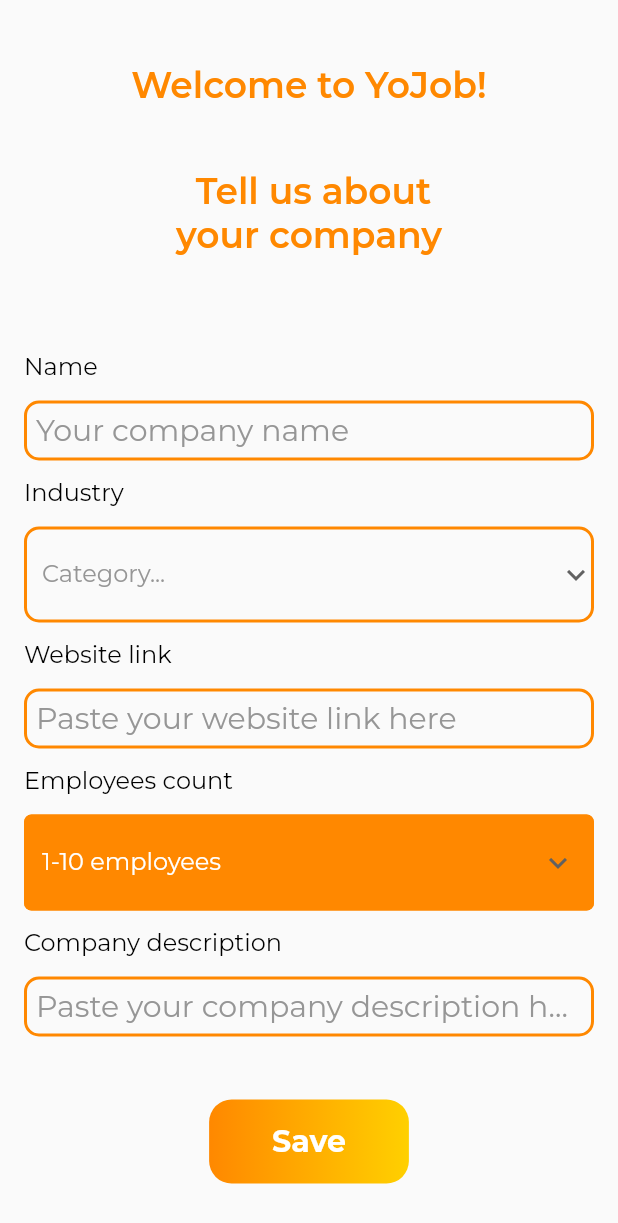
After one commit to Hohrenda/YoJob, a Flutter app: the CompanyEdition screen opened by its route, on a phone screen of 412 x 824 dp. The commit adds this screen. Shown: the top 1223 px of the screen. Run offline on Flutter 3.47's test engine with Material 2 defaults, Android fonts, the phone set to English and light mode, and no system bars; our stand-ins replace cloud_firestore, firebase_auth, firebase_core, flutter_svg, get, google_fonts and 1 more; accounts and stored records are empty.

Commit message:
Add company creation screen

```diff
--- a/lib/clients/auth_client.dart
+++ b/lib/clients/auth_client.dart
@@ -3,8 +3,8 @@
 import 'package:firebase_auth/firebase_auth.dart';
 
 class AuthClient {
-  final _firestore = FirebaseFirestore.instance;
-  final _firebaseAuth = FirebaseAuth.instance;
+  final FirebaseFirestore _firestore = FirebaseFirestore.instance;
+  final FirebaseAuth _firebaseAuth = FirebaseAuth.instance;
 
   Stream<User?> get currentFirestoreUserStream => _firebaseAuth.userChanges();
 
--- a/lib/models/me/company_model.dart
+++ b/lib/models/me/company_model.dart
@@ -2,7 +2,6 @@
 
 class CompanyModel {
   CompanyModel({
-    this.userId,
     this.companyName,
     this.industryName,
     this.websiteLink,
@@ -10,7 +9,6 @@
     this.companyDescription,
   });
 
-  final String? userId;
   final String? companyName;
   final String? industryName;
   final String? websiteLink;
@@ -19,7 +17,6 @@
 
   Map<String, Object?> toJson() {
     return {
-      'userId': userId,
       'companyName': companyName,
       'industryName': industryName,
       'websiteLink': websiteLink,
@@ -30,7 +27,6 @@
 
   factory CompanyModel.fromJson(Map<String, dynamic> doc, String userId) {
     CompanyModel user = CompanyModel(
-      userId: doc['userId'],
       companyName: doc['companyName'],
       industryName: doc['industryName'],
       websiteLink: doc['websiteLink'],
@@ -45,7 +41,6 @@
   }
 
   CompanyModel copyWith({
-    String? userId,
     String? companyName,
     String? industryName,
     String? websiteLink,
@@ -53,7 +48,6 @@
     String? companyDescription,
   }) {
     return CompanyModel(
-      userId: userId ?? this.userId,
       companyName: companyName ?? this.companyName,
       industryName: industryName ?? this.industryName,
       websiteLink: websiteLink ?? this.websiteLink,
--- a/lib/paths.dart
+++ b/lib/paths.dart
@@ -7,4 +7,5 @@
 
 abstract class AuthPaths {
   static const String me = '/me';
+  static const String companyEdition = '/companyEdition';
 }
--- a/lib/services.dart
+++ b/lib/services.dart
@@ -1,6 +1,7 @@
 import 'package:YoJob/clients/auth_client.dart';
 import 'package:YoJob/clients/company_client.dart';
 import 'package:YoJob/managers/auth_manager.dart';
+import 'package:YoJob/managers/company_manager.dart';
 import 'package:get/get.dart';
 
 abstract class Services {
@@ -16,5 +17,6 @@
 
   static Future<void> initManagers() async {
     Get.lazyPut<AuthManager>(() => AuthManager());
+    Get.lazyPut<CompanyManager>(() => CompanyManager());
   }
 }
--- /dev/null
+++ b/lib/utils/app_contants.dart
@@ -0,0 +1,37 @@
+abstract class AppConstants {
+  static const List<String> jobCategories = <String>[
+    'Administration, business and management',
+    'Alternative therapies',
+    'Animals, land and environment',
+    'Computing and ICT',
+    'Construction and building',
+    'Design, arts and crafts',
+    'Education and training',
+    'Engineering',
+    'Facilities and property services',
+    'Financial services',
+    'Garage services',
+    'Hairdressing and beauty',
+    'Healthcare',
+    'Heritage, culture and libraries',
+    'Hospitality, catering and tourism',
+    'Languages',
+    'Legal and court services',
+    'Manufacturing and production',
+    'Performing arts and media',
+    'Print and publishing, marketing and advertising',
+    'Retail and customer services',
+    'Science, mathematics and statistics',
+    'Security, uniformed and protective services',
+    'Social work and caring services',
+    'Sport and leisure',
+    'Transport, distribution and logistics',
+  ];
+
+  static const List<String> numberOfEmployees = <String>[
+    '1-10 employees',
+    '11-50 employees',
+    '51-100 employees',
+    '100+ employees',
+  ];
+}
--- a/lib/views/authorization/activation.dart
+++ b/lib/views/authorization/activation.dart
@@ -18,6 +18,7 @@
   @override
   Widget build(BuildContext context) {
     return Scaffold(
+      backgroundColor: Colors.white,
       appBar: AppBar(
         leading: IconButton(
           icon: const Icon(Icons.arrow_back, color: Colors.black),
--- a/lib/views/authorization/root.dart
+++ b/lib/views/authorization/root.dart
@@ -19,6 +19,7 @@
   @override
   Widget build(BuildContext context) {
     return Scaffold(
+      backgroundColor: Colors.white,
       body: SingleChildScrollView(
         child: Padding(
           padding: const EdgeInsets.symmetric(
--- /dev/null
+++ b/lib/views/me/company_edition.dart
@@ -0,0 +1,157 @@
+import 'package:YoJob/utils/app_contants.dart';
+import 'package:YoJob/utils/input_validator.dart';
+import 'package:YoJob/utils/spacing_utils.dart';
+import 'package:YoJob/utils/theme_utils.dart';
+import 'package:YoJob/views/me/company_edition_controller.dart';
+import 'package:YoJob/widgets/yo_job_button.dart';
+import 'package:YoJob/widgets/yo_job_dropdown.dart';
+import 'package:YoJob/widgets/yo_job_text_field.dart';
+import 'package:flutter/material.dart';
+import 'package:get/get.dart';
+import 'package:google_fonts/google_fonts.dart';
+
+class CompanyEdition extends GetWidget<CompanyEditionController> {
+  const CompanyEdition({super.key});
+
+  CompanyEditionController get c => controller;
+
+  @override
+  Widget build(BuildContext context) {
+    TextStyle bodyTheme = GoogleFonts.montserrat(
+      color: Colors.black,
+      fontSize: 16,
+      fontWeight: FontWeight.w400,
+    );
+    InputBorder borderTheme = OutlineInputBorder(
+      borderSide: const BorderSide(
+        color: YoJobColors.primaryColor,
+        width: 2,
+      ),
+      borderRadius: BorderRadius.circular(
+        10,
+      ),
+    );
+
+    return Scaffold(
+      body: Obx(
+        () => SingleChildScrollView(
+          child: Padding(
+            padding: const EdgeInsets.symmetric(
+              horizontal: SpacingDimens.regular,
+            ),
+            child: Form(
+              key: c.formKey,
+              autovalidateMode: c.autoValidateMode(),
+              child: Column(
+                crossAxisAlignment: CrossAxisAlignment.start,
+                children: <Widget>[
+                  SpacingDimens.xlargeSpacer,
+                  Center(
+                    child: Text(
+                      'Welcome to YoJob!',
+                      style: GoogleFonts.montserrat(
+                        color: YoJobColors.primaryColor,
+                        fontSize: 24,
+                        fontWeight: FontWeight.w600,
+                      ),
+                    ),
+                  ),
+                  SpacingDimens.xlargeSpacer,
+                  Center(
+                    child: Text(
+                      '  Tell us about \nyour company',
+                      style: GoogleFonts.montserrat(
+                        color: YoJobColors.primaryColor,
+                        fontSize: 24,
+                        fontWeight: FontWeight.w600,
+                      ),
+                    ),
+                  ),
+                  SpacingDimens.xxlargeSpacer,
+                  Text(
+                    'Name',
+                    style: bodyTheme,
+                  ),
+                  SpacingDimens.smallSpacer,
+                  YoJobTextField(
+                    hintText: 'Your company name',
+                    controller: c.companyNameController,
+                    inputBorder: borderTheme,
+                    contentPadding: const EdgeInsets.all(8),
+                    validator: InputValidator.presenceValidator,
+                  ),
+                  SpacingDimens.smallSpacer,
+                  Text(
+                    'Industry',
+                    style: bodyTheme,
+                  ),
+                  SpacingDimens.smallSpacer,
+                  YoJobDropdown(
+                    hintText: 'Category...',
+                    items: AppConstants.jobCategories,
+                    controller: c.industryNameController,
+                    shouldFill: false,
+                    validator: InputValidator.presenceValidator,
+                  ),
+                  SpacingDimens.smallSpacer,
+                  Text(
+                    'Website link',
+                    style: bodyTheme,
+                  ),
+                  SpacingDimens.smallSpacer,
+                  YoJobTextField(
+                    hintText: 'Paste your website link here',
+                    controller: c.websiteLinkController,
+                    validator: InputValidator.presenceValidator,
+                    inputBorder: borderTheme,
+                    contentPadding: const EdgeInsets.all(8),
+                  ),
+                  SpacingDimens.smallSpacer,
+                  Text(
+                    'Employees count',
+                    style: bodyTheme,
+                  ),
+                  SpacingDimens.smallSpacer,
+                  YoJobDropdown(
+                    hintText: 'Select number of Employees',
+                    items: AppConstants.numberOfEmployees,
+                    selectedValue: AppConstants.numberOfEmployees.first,
+                    controller: c.employeesCountController,
+                    borderRadius: 5,
+                    validator: InputValidator.presenceValidator,
+                  ),
+                  SpacingDimens.smallSpacer,
+                  Text(
+                    'Company description',
+                    style: bodyTheme,
+                  ),
+                  SpacingDimens.smallSpacer,
+                  YoJobTextField(
+                    hintText: 'Paste your company description here',
+                    shouldHaveMultiLines: true,
+                    controller: c.companyDescriptionController,
+                    validator: InputValidator.presenceValidator,
+                    inputBorder: borderTheme,
+                    contentPadding: const EdgeInsets.all(8),
+                  ),
+                  SpacingDimens.xlargeSpacer,
+                  Row(
+                    mainAxisAlignment: MainAxisAlignment.center,
+                    children: <Widget>[
+                      YoJobButton(
+                        onPressed: c.updateCompanyInfo,
+                        buttonText: 'Save',
+                        fontSize: 20.0,
+                        isLoading: c.isLoading,
+                      ),
+                    ],
+                  ),
+                ],
+              ),
+            ),
+          ),
+        ),
+      ),
+    );
+  }
+}
--- /dev/null
+++ b/lib/views/me/company_edition_controller.dart
@@ -0,0 +1,46 @@
+import 'package:YoJob/managers/company_manager.dart';
+import 'package:YoJob/models/me/company_model.dart';
+import 'package:flutter/material.dart';
+import 'package:get/get.dart';
+
+class CompanyEditionController extends GetxController {
+  final CompanyManager _companyManager = Get.find();
+  final TextEditingController companyNameController = TextEditingController();
+  final TextEditingController industryNameController = TextEditingController();
+  final TextEditingController websiteLinkController = TextEditingController();
+  final TextEditingController employeesCountController =
+      TextEditingController();
+  final TextEditingController companyDescriptionController =
+      TextEditingController();
+
+  final formKey = GlobalKey<FormState>();
+  final Rx<AutovalidateMode> autoValidateMode = AutovalidateMode.disabled.obs;
+
+  bool get isLoading => _companyManager.isLoading();
+
+  CompanyModel? get companyInfo => _companyManager.currentCompanyInfo();
+
+  void updateCompanyInfo() {
+    autoValidateMode.value = AutovalidateMode.always;
+
+    if (formKey.currentState!.validate()) {
+      _companyManager.addCompanyInfo(
+        CompanyModel(
+          companyName: companyNameController.text,
+          industryName: industryNameController.text,
+          websiteLink: websiteLinkController.text,
+          employeesCount: employeesCountController.text,
+          companyDescription: companyDescriptionController.text,
+        ),
+      );
+    }
+  }
+
+  @override
+  void onClose() {
+    companyNameController.dispose();
+    websiteLinkController.dispose();
+    companyDescriptionController.dispose();
+    super.onClose();
+  }
+}
--- /dev/null
+++ b/lib/widgets/yo_job_dropdown.dart
@@ -0,0 +1,121 @@
+import 'package:YoJob/utils/theme_utils.dart';
+import 'package:flutter/material.dart';
+import 'package:google_fonts/google_fonts.dart';
+
+class YoJobDropdown extends StatefulWidget {
+  const YoJobDropdown({
+    Key? key,
+    required this.items,
+    required this.controller,
+    required this.hintText,
+    this.shouldFill = true,
+    this.borderRadius = 10,
+    this.selectedValue,
+    this.validator,
+  }) : super(key: key);
+
+  final List<String> items;
+  final String? selectedValue;
+  final String? Function(String?)? validator;
+  final bool shouldFill;
+  final double borderRadius;
+  final TextEditingController controller;
+  final String hintText;
+
+  @override
+  State<YoJobDropdown> createState() => _YoJobDropdownState();
+}
+
+class _YoJobDropdownState extends State<YoJobDropdown> {
+  @override
+  void initState() {
+    if (widget.selectedValue != null) {
+      widget.controller.text = widget.selectedValue!;
+    }
+    super.initState();
+  }
+
+  @override
+  Widget build(BuildContext context) {
+    return DropdownButtonFormField<String>(
+      dropdownColor:
+          widget.shouldFill ? YoJobColors.primaryColor : Colors.white,
+      decoration: InputDecoration(
+        filled: widget.shouldFill,
+        fillColor: YoJobColors.primaryColor,
+        errorStyle: GoogleFonts.montserrat(
+          color: const Color.fromRGBO(150, 150, 150, 1),
+          fontSize: 16,
+        ),
+        errorBorder: OutlineInputBorder(
+          borderSide: const BorderSide(
+            color: Colors.red,
+            width: 2,
+          ),
+          borderRadius: BorderRadius.circular(
+            widget.borderRadius,
+          ),
+        ),
+        enabledBorder: OutlineInputBorder(
+          borderSide: const BorderSide(
+            color: YoJobColors.primaryColor,
+            width: 2,
+          ),
+          borderRadius: BorderRadius.circular(
+            widget.borderRadius,
+          ),
+        ),
+        focusedBorder: OutlineInputBorder(
+          borderSide: const BorderSide(
+            color: YoJobColors.primaryColor,
+            width: 2,
+          ),
+          borderRadius: BorderRadius.circular(
+            widget.borderRadius,
+          ),
+        ),
+      ),
+      validator: widget.validator,
+      value: widget.selectedValue,
+      isExpanded: true,
+      hint: Text(
+        widget.hintText,
+        style: GoogleFonts.montserrat(
+          color: widget.shouldFill
+              ? Colors.white
+              : const Color.fromRGBO(150, 150, 150, 1),
+          fontSize: 16,
+        ),
+      ),
+      icon: const Icon(Icons.keyboard_arrow_down),
+      style: GoogleFonts.montserrat(
+        color: widget.shouldFill ? Colors.white : Colors.black,
+        fontSize: 16.0,
+      ),
+      onChanged: (String? newValue) {
+        setState(
+          () {
+            widget.controller.text = newValue!;
+          },
+        );
+      },
+      items: widget.items.map<DropdownMenuItem<String>>(
+        (String value) {
+          return DropdownMenuItem<String>(
+            value: value,
+            child: Padding(
+              padding: const EdgeInsets.symmetric(vertical: 0.0),
+              child: Text(
+                value,
+                style: GoogleFonts.montserrat(
+                  color: widget.shouldFill ? Colors.white : Colors.black,
+                  fontSize: 16.0,
+                ),
+              ),
+            ),
+          );
+        },
+      ).toList(),
+    );
+  }
+}
--- a/lib/widgets/yo_job_text_field.dart
+++ b/lib/widgets/yo_job_text_field.dart
@@ -8,10 +8,13 @@
     required this.hintText,
     required this.controller,
     this.enabled = true,
+    this.shouldHaveMultiLines = false,
     this.height = 40.0,
     this.obscureText,
     this.validator,
     this.icon,
+    this.inputBorder,
+    this.contentPadding,
   }) : super(key: key);
 
   final bool? obscureText;
@@ -21,12 +24,16 @@
   final String? Function(String?)? validator;
   final double height;
   final Widget? icon;
+  final InputBorder? inputBorder;
+  final EdgeInsets? contentPadding;
+  final bool shouldHaveMultiLines;
 
   @override
   Widget build(BuildContext context) {
     return Container(
       height: height,
       child: TextFormField(
+        keyboardType: shouldHaveMultiLines ? TextInputType.multiline : null,
         enabled: enabled,
         validator: validator,
         obscureText: obscureText ?? false,
@@ -40,12 +47,14 @@
           prefixIconConstraints:
               const BoxConstraints(maxHeight: 24, maxWidth: 34),
           errorStyle: const TextStyle(fontSize: 14.0, height: 0.8),
-          enabledBorder: const UnderlineInputBorder(
-            borderSide: BorderSide(
-              color: YoJobColors.primaryColor,
-            ),
-          ),
-          contentPadding: const EdgeInsets.only(bottom: 8.0),
+          enabledBorder: inputBorder ??
+              const UnderlineInputBorder(
+                borderSide: BorderSide(
+                  color: YoJobColors.primaryColor,
+                ),
+              ),
+          focusedBorder: inputBorder,
+          contentPadding: contentPadding ?? const EdgeInsets.only(bottom: 8.0),
           hintText: hintText,
           hintStyle: GoogleFonts.montserrat(
             color: const Color.fromRGBO(150, 150, 150, 1),
```
Also changed, not shown: lib/clients/company_client.dart (+21 -9 lines), lib/managers/company_manager.dart (+12 -15 lines), lib/models/me/vacancie_model.dart (added, +52 -0 lines), lib/pages.dart (+10 -1 lines), lib/views/me/me_controller.dart (+26 -2 lines).
